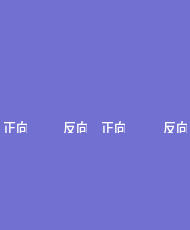
Qt form yhfp/doubleemform.ui (hqtecheptech/MagicPill) before a commit.
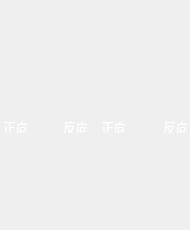
The same form after that commit. Icons and pictures are not drawn.

Diff of the .ui file:
```diff
--- a/yhfp/doubleemform.ui
+++ b/yhfp/doubleemform.ui
@@ -14,7 +14,7 @@
    <string>Form</string>
   </property>
   <property name="styleSheet">
-   <string notr="true">background-color: rgb(114, 112, 208);</string>
+   <string notr="true"/>
   </property>
   <widget class="QLabel" name="dp_1_label">
    <property name="geometry">
```
